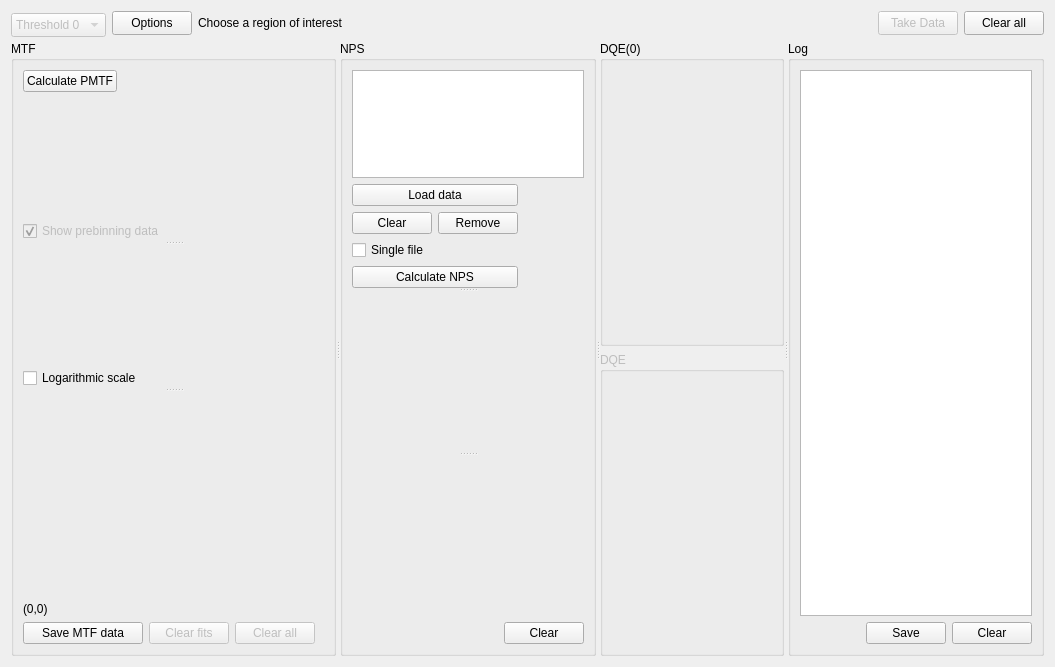
Before: the Qt Designer form SpidrMpx3Eq/qcstmdqe.ui in navrit/dexter, drawn with Qt 5.
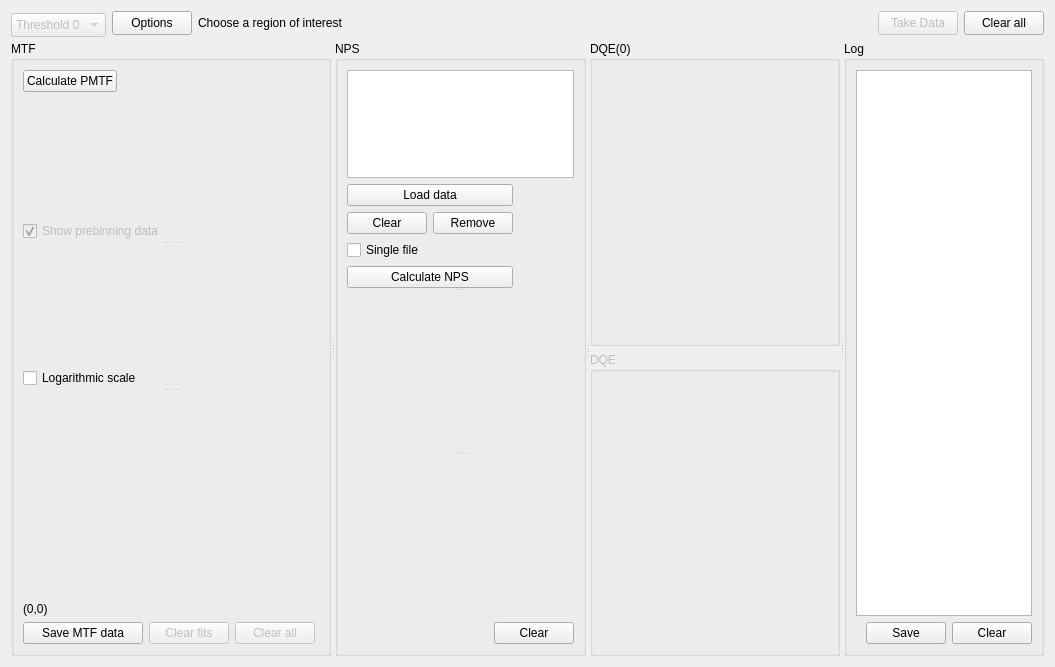
After: the same form once the commit is applied. Custom widgets are drawn as their Qt base class.

```diff
--- a/SpidrMpx3Eq/qcstmdqe.ui
+++ b/SpidrMpx3Eq/qcstmdqe.ui
@@ -523,6 +523,12 @@
          <property name="enabled">
           <bool>false</bool>
          </property>
+         <property name="minimumSize">
+          <size>
+           <width>250</width>
+           <height>0</height>
+          </size>
+         </property>
          <property name="title">
           <string>DQE</string>
          </property>
@@ -543,6 +549,12 @@
       </layout>
      </widget>
      <widget class="QGroupBox" name="groupBox_5">
+      <property name="maximumSize">
+       <size>
+        <width>200</width>
+        <height>16777215</height>
+       </size>
+      </property>
       <property name="title">
        <string>Log</string>
       </property>
```
